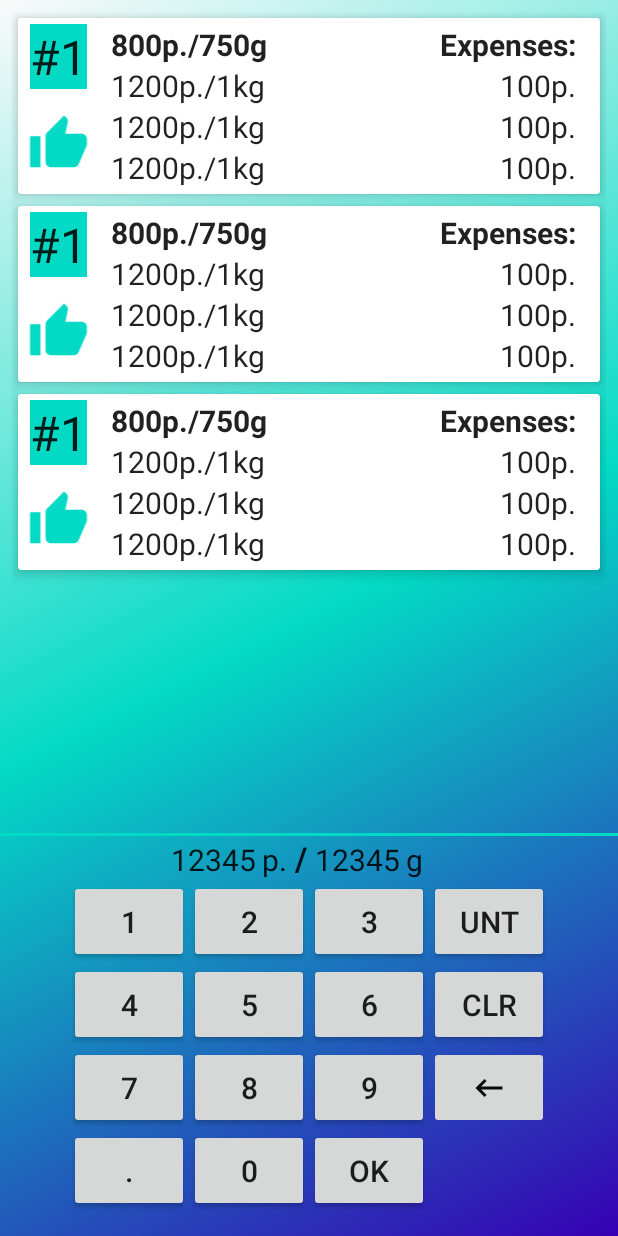
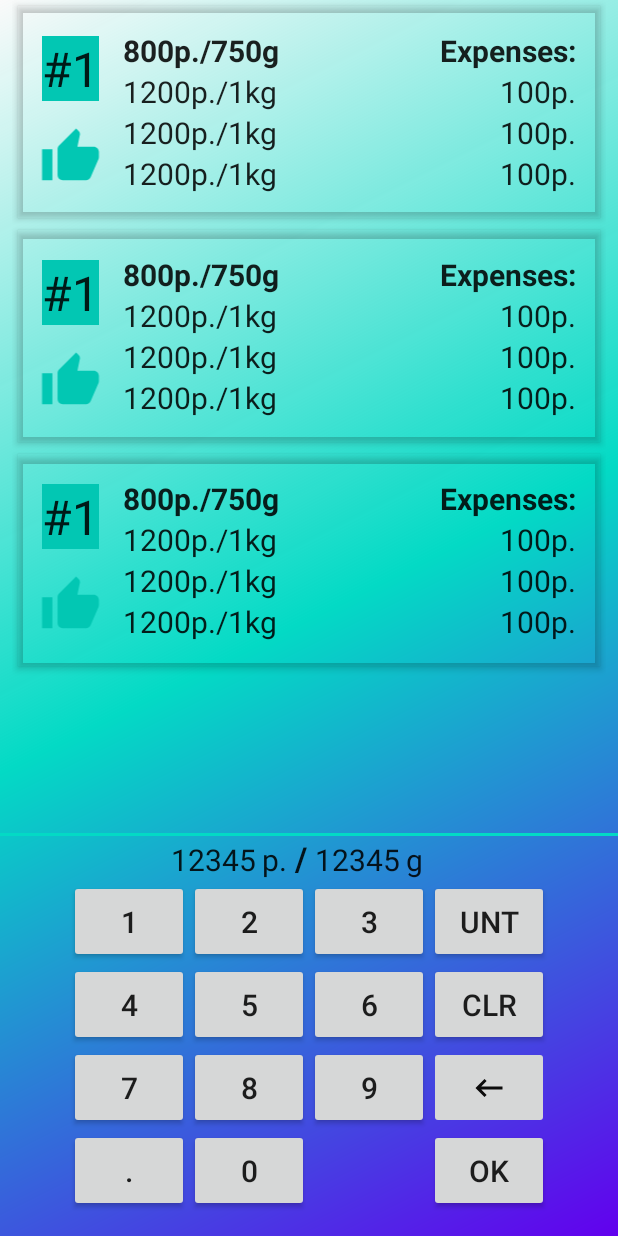
Before and after one commit to quant323/shopping_helper, an Android app: the layout activity_main.xml on its own in the app's theme, with its tools: preview values and no code run, on a phone screen of 412 x 824 dp. Run offline under Robolectric (Android 15) with nearby library versions, the phone set to English and light mode, and no system bars.

Commit message:
CodeReview 1

```diff
--- a/app/src/main/java/com/stanislav_xyz/shopping_converter_v1/ProductAdapter.kt
+++ b/app/src/main/java/com/stanislav_xyz/shopping_converter_v1/ProductAdapter.kt
@@ -37,17 +37,17 @@ class ProductAdapter : RecyclerView.Adapter<ProductAdapter.ProductViewHolder>()
 
         when(curProduct.status) {
             MIN -> {
-                holder.itemHolder.background = ContextCompat.getDrawable(holder.cardView.context, R.drawable.min_price_background)
+ //               holder.itemHolder.background = ContextCompat.getDrawable(holder.cardView.context, R.drawable.keyboard_background)
                 holder.thumb.setImageResource(R.drawable.ic_thumb_up)
                 holder.difTitle.text = APP_ACTIVITY.getString(R.string.item_title_best)
             }
             MAX -> {
-                holder.itemHolder.background = ContextCompat.getDrawable(holder.cardView.context, R.drawable.max_price_background)
+  //              holder.itemHolder.background = ContextCompat.getDrawable(holder.cardView.context, R.drawable.keyboard_background)
                 holder.thumb.setImageResource(R.drawable.ic_thumb_down)
                 holder.difTitle.text = APP_ACTIVITY.getString(R.string.item_title_worst)
             }
             NEUT -> {
-                holder.itemHolder.background = null
+   //             holder.itemHolder.background = ContextCompat.getDrawable(holder.cardView.context, R.drawable.keyboard_background)
                 holder.thumb.setImageResource(0)
                 holder.difTitle.text = APP_ACTIVITY.getString(R.string.item_title_neutral)
             }
--- a/app/src/main/res/drawable/ic_thumb_down.xml
+++ b/app/src/main/res/drawable/ic_thumb_down.xml
@@ -1,4 +1,4 @@
-<vector android:height="24dp" android:tint="@color/colorAccent"
+<vector android:height="24dp" android:tint="@color/colorImages"
     android:viewportHeight="24" android:viewportWidth="24"
     android:width="24dp" xmlns:android="http://schemas.android.com/apk/res/android">
     <path android:fillColor="@android:color/white" android:pathData="M15,3L6,3c-0.83,0 -1.54,0.5 -1.84,1.22l-3.02,7.05c-0.09,0.23 -0.14,0.47 -0.14,0.73v2c0,1.1 0.9,2 2,2h6.31l-0.95,4.57 -0.03,0.32c0,0.41 0.17,0.79 0.44,1.06L9.83,23l6.59,-6.59c0.36,-0.36 0.58,-0.86 0.58,-1.41L17,5c0,-1.1 -0.9,-2 -2,-2zM19,3v12h4L23,3h-4z"/>
--- a/app/src/main/res/drawable/ic_thumb_up.xml
+++ b/app/src/main/res/drawable/ic_thumb_up.xml
@@ -1,4 +1,4 @@
-<vector android:height="24dp" android:tint="@color/colorAccent"
+<vector android:height="24dp" android:tint="@color/colorImages"
     android:viewportHeight="24" android:viewportWidth="24"
     android:width="24dp" xmlns:android="http://schemas.android.com/apk/res/android">
     <path android:fillColor="@android:color/white" android:pathData="M1,21h4L5,9L1,9v12zM23,10c0,-1.1 -0.9,-2 -2,-2h-6.31l0.95,-4.57 0.03,-0.32c0,-0.41 -0.17,-0.79 -0.44,-1.06L14.17,1 7.59,7.59C7.22,7.95 7,8.45 7,9v10c0,1.1 0.9,2 2,2h9c0.83,0 1.54,-0.5 1.84,-1.22l3.02,-7.05c0.09,-0.23 0.14,-0.47 0.14,-0.73v-2z"/>
--- a/app/src/main/res/drawable/keyboard_background.xml
+++ b/app/src/main/res/drawable/keyboard_background.xml
@@ -3,6 +3,6 @@
     <gradient
         android:angle="135"
         android:centerColor="@color/colorAccent"
-        android:startColor="@color/colorPrimaryDark"
+        android:startColor="@color/colorPrimary"
         android:type="linear" />
 </shape>
--- a/app/src/main/res/layout/activity_main.xml
+++ b/app/src/main/res/layout/activity_main.xml
@@ -12,7 +12,8 @@
         android:id="@+id/recycler_vew"
         android:layout_width="match_parent"
         android:layout_height="0dp"
-        android:padding="8dp"
+        android:paddingLeft="8dp"
+        android:paddingRight="8dp"
         app:layoutManager="androidx.recyclerview.widget.LinearLayoutManager"
         app:layout_constraintBottom_toTopOf="@+id/horizontal_divider"
         app:layout_constraintEnd_toEndOf="parent"
@@ -126,6 +127,11 @@
                 style="@style/button_style"
                 android:text="0" />
 
+            <View
+                android:id="@+id/view"
+                android:layout_width="match_parent"
+                android:layout_height="match_parent" />
+
 
             <Button
                 android:id="@+id/btn_ok"
--- a/app/src/main/res/layout/product_item.xml
+++ b/app/src/main/res/layout/product_item.xml
@@ -7,32 +7,35 @@
     android:layout_width="match_parent"
     android:layout_height="wrap_content"
     android:layout_margin="4dp"
-    app:cardElevation="5dp">
+    app:cardBackgroundColor="@android:color/transparent"
+    app:cardElevation="3dp">
 
     <androidx.constraintlayout.widget.ConstraintLayout
         android:id="@+id/item_holder"
         android:layout_width="match_parent"
-        android:layout_height="wrap_content">
+        android:layout_height="wrap_content"
+        >
 
         <TextView
             android:id="@+id/item_number"
             style="@style/text_style"
-            android:layout_marginStart="8dp"
-            android:background="@color/colorAccent"
+            android:layout_marginStart="16dp"
+            android:layout_marginTop="4dp"
+            android:background="@color/colorImages"
             android:textSize="@dimen/large_text_size"
             app:layout_constraintStart_toStartOf="parent"
             app:layout_constraintTop_toTopOf="@+id/item_cur_price"
-            tools:text="#1"/>
+            tools:text="#1" />
 
         <TextView
             android:id="@+id/item_cur_price"
             style="@style/text_style"
             android:layout_marginStart="16dp"
-            android:layout_marginTop="4dp"
-            tools:text="800p./750g"
+            android:layout_marginTop="16dp"
             android:textStyle="bold"
             app:layout_constraintStart_toEndOf="@+id/item_number"
-            app:layout_constraintTop_toTopOf="parent" />
+            app:layout_constraintTop_toTopOf="parent"
+            tools:text="800p./750g" />
 
         <TextView
             android:id="@+id/item_price_per_one"
@@ -53,11 +56,11 @@
         <TextView
             android:id="@+id/item_price_per_one_tenth"
             style="@style/text_style"
-            android:layout_marginBottom="4dp"
-            tools:text="1200p./1kg"
+            android:layout_marginBottom="16dp"
             app:layout_constraintBottom_toBottomOf="parent"
             app:layout_constraintStart_toStartOf="@+id/item_cur_price"
-            app:layout_constraintTop_toBottomOf="@+id/item_price_per_half" />
+            app:layout_constraintTop_toBottomOf="@+id/item_price_per_half"
+            tools:text="1200p./1kg" />
 
         <TextView
             android:id="@+id/item_dif_title"
@@ -94,10 +97,11 @@
             android:id="@+id/item_thumb"
             android:layout_width="47dp"
             android:layout_height="41dp"
-            android:layout_marginTop="16dp"
+            android:layout_marginBottom="4dp"
+
+            app:layout_constraintBottom_toBottomOf="@+id/item_price_per_one_tenth"
             app:layout_constraintEnd_toEndOf="@+id/item_number"
             app:layout_constraintStart_toStartOf="@+id/item_number"
-            app:layout_constraintTop_toBottomOf="@+id/item_number"
             app:srcCompat="@drawable/ic_thumb_up" />
 
     </androidx.constraintlayout.widget.ConstraintLayout>
--- a/app/src/main/res/values/colors.xml
+++ b/app/src/main/res/values/colors.xml
@@ -5,4 +5,5 @@
     <color name="colorAccent">#03DAC5</color>
 
     <color name="colorMainBackground">#07FBF3</color>
+    <color name="colorImages">#02C7B3</color>
 </resources>
```
Also changed, not shown: app/src/main/java/com/stanislav_xyz/shopping_converter_v1/MainActivity.kt (+6 -1 lines), app/src/main/java/com/stanislav_xyz/shopping_converter_v1/MainViewModel.kt (+27 -12 lines).
